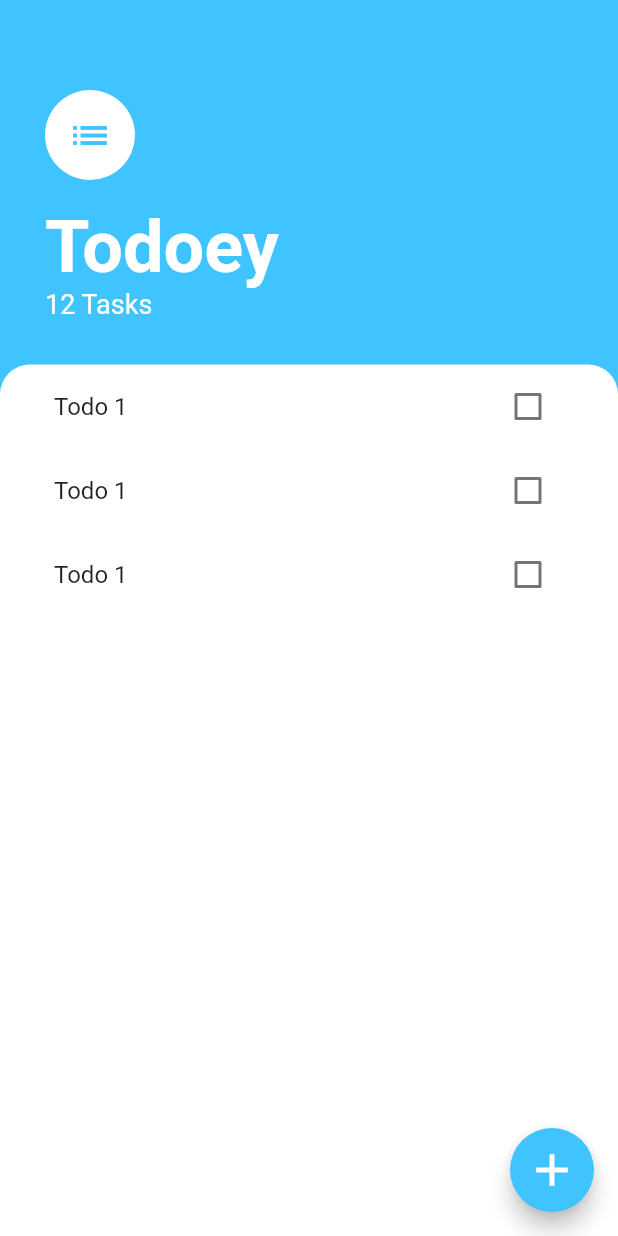
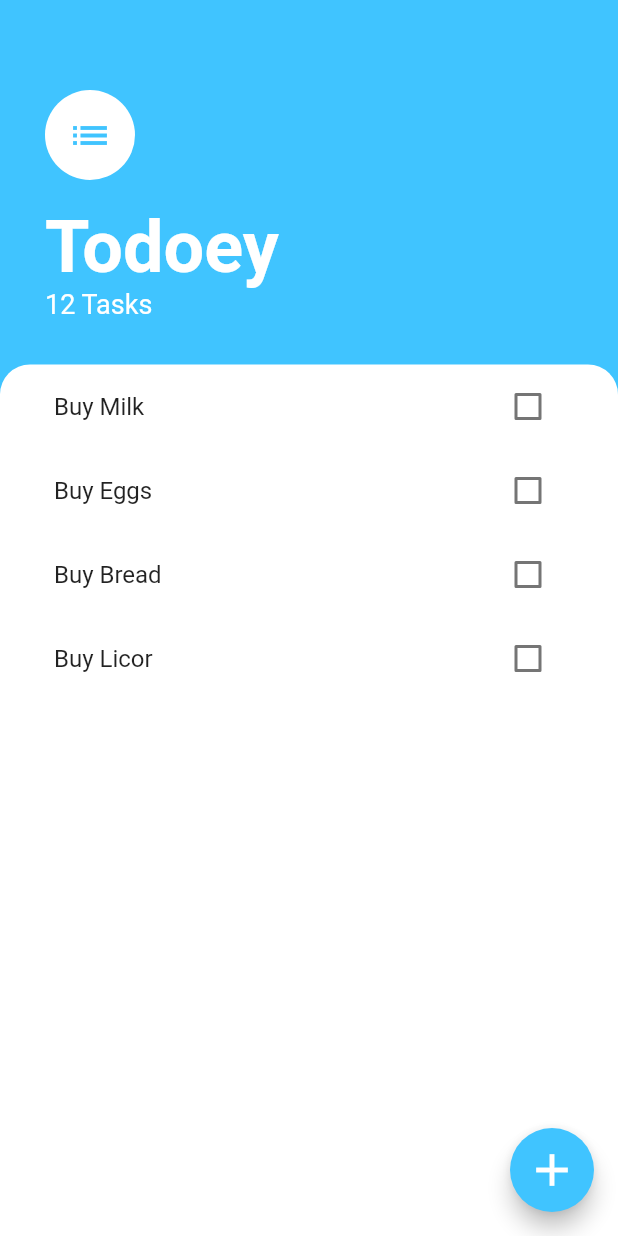
Before and after one commit to marcoleonardini/todoy_flutter, a Flutter app: the screen it shows after launch, on a phone screen of 412 x 824 dp. Run offline on Flutter 3.47's test engine with Material 2 defaults, Android fonts, the phone set to English and light mode, and no system bars.

Commit message:
Lifted the state to Task List

```diff
--- /dev/null
+++ b/lib/model/task.dart
@@ -0,0 +1,10 @@
+class Task {
+  final String name;
+  bool isDone;
+
+  Task({this.name, this.isDone = false});
+
+  void toggleDone() {
+    isDone = !isDone;
+  }
+}
--- a/lib/widgets/tasks_list.dart
+++ b/lib/widgets/tasks_list.dart
@@ -1,15 +1,33 @@
 import 'package:flutter/material.dart';
+import 'package:todoy_flutter/model/task.dart';
 import 'package:todoy_flutter/widgets/tasks_tile.dart';
 
-class TaskList extends StatelessWidget {
+class TaskList extends StatefulWidget {
+  @override
+  _TaskListState createState() => _TaskListState();
+}
+
+class _TaskListState extends State<TaskList> {
+  List<Task> tasks = [
+    Task(name: 'Buy Milk'),
+    Task(name: 'Buy Eggs'),
+    Task(name: 'Buy Bread'),
+    Task(name: 'Buy Licor'),
+  ];
   @override
   Widget build(BuildContext context) {
-    return ListView(
-      children: <Widget>[
-        TaskTile(),
-        TaskTile(),
-        TaskTile(),
-      ],
+    return ListView.builder(
+      itemCount: tasks.length,
+      itemBuilder: (context, index) {
+        return TaskTile(
+            title: tasks[index].name,
+            isChecked: tasks[index].isDone,
+            checkboxCallback: (bool check) {
+              setState(() {
+                tasks[index].toggleDone();
+              });
+            });
+      },
     );
   }
 }
--- a/lib/widgets/tasks_tile.dart
+++ b/lib/widgets/tasks_tile.dart
@@ -1,50 +1,25 @@
 import 'package:flutter/material.dart';
 
-class TaskTile extends StatefulWidget {
-  @override
-  _TaskTileState createState() => _TaskTileState();
-}
+class TaskTile extends StatelessWidget {
+  final bool isChecked;
+  final String title;
+  final Function checkboxCallback;
 
-class _TaskTileState extends State<TaskTile> {
-  bool isChecked = false;
+  TaskTile({this.isChecked, this.title, this.checkboxCallback});
 
   @override
   Widget build(BuildContext context) {
     return ListTile(
       title: Text(
-        'Todo 1',
+        title,
         style: TextStyle(
             decoration: isChecked ? TextDecoration.lineThrough : null),
       ),
-      trailing: TaskCheckBox(
-        checkboxState: isChecked,
-        onPressed: check,
+      trailing: Checkbox(
+        activeColor: Colors.lightBlueAccent,
+        value: isChecked,
+        onChanged: checkboxCallback,
       ),
     );
   }
-
-  void check(bool value) {
-    setState(() {
-      isChecked = value;
-    });
-  }
 }
-
-class TaskCheckBox extends StatelessWidget {
-  final bool checkboxState;
-  final Function onPressed;
-
-  TaskCheckBox({this.checkboxState, this.onPressed});
-
-  @override
-  Widget build(BuildContext context) {
-    return Checkbox(
-      activeColor: Colors.lightBlueAccent,
-      value: checkboxState,
-      onChanged: (newValue) {
-        print(newValue);
-        onPressed(newValue);
-      },
-    );
-  }
-}
```
